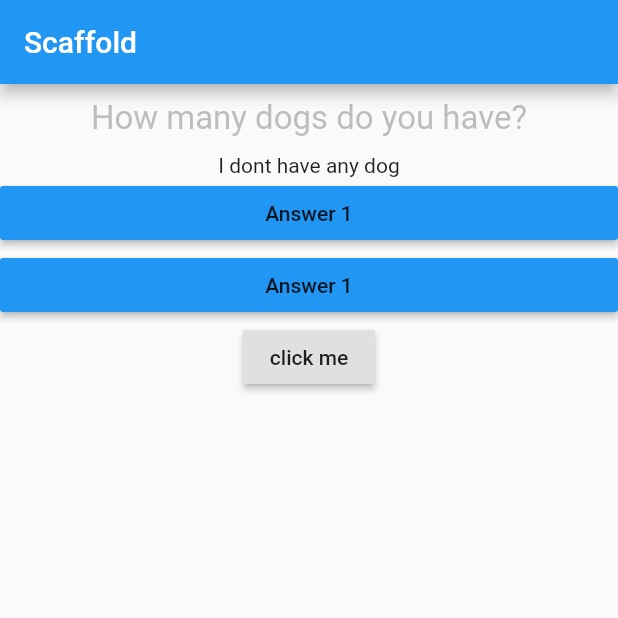
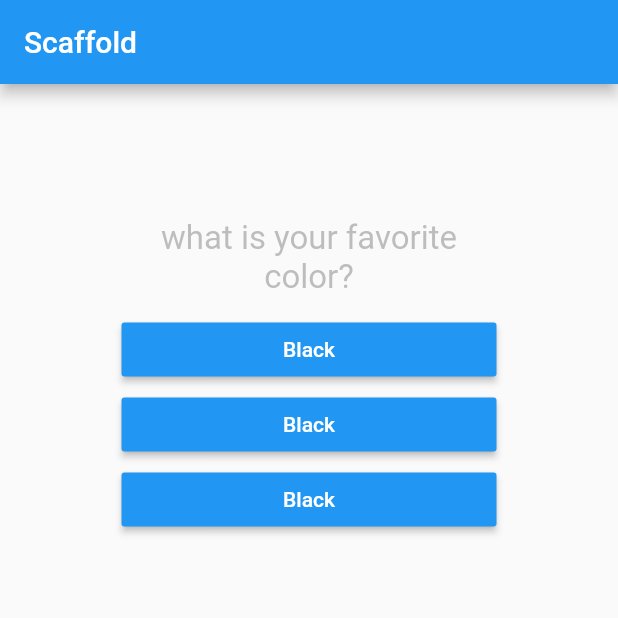
Before and after one commit to basheathini/flutter_complete_guide, a Flutter app: the screen it shows after launch, on a phone screen of 412 x 824 dp, the top half of it. Run offline on Flutter 3.47's test engine with Material 2 defaults, Android fonts, the phone set to English and light mode, and no system bars.

Commit message:
initial push
layouts

```diff
--- a/lib/answer.dart
+++ b/lib/answer.dart
@@ -1,18 +1,22 @@
 import 'package:flutter/material.dart';
 
 class Answer extends StatelessWidget {
+
   final Function handler;
+  final String answer;
 
-  Answer(this.handler);
+  Answer(this.handler, this.answer);
 
   @override
   Widget build(BuildContext context) {
     return Container(
       width: double.infinity,
+      margin: EdgeInsets.all(1),
       child: RaisedButton(
         onPressed: handler,
         color: Colors.blue,
-        child: Text("Answer 1"),
+        textColor: Colors.white,
+        child: Text(answer),
       ),
     );
   }
--- a/lib/main.dart
+++ b/lib/main.dart
@@ -13,7 +13,7 @@ class MyApp extends StatefulWidget {
 }
 
 class _MyAppState extends State<MyApp> {
-  var _index = 1;
+  var _index = 0;
 
   void _answerQuestion() {
     setState(() {
@@ -24,29 +24,36 @@ class _MyAppState extends State<MyApp> {
 
   @override
   Widget build(BuildContext context) {
-    var questions = [
-      'what is your favorite color?',
-      'How many dogs do you have?',
-      'where do you live?'
-    ];
-    var answers = ['Red', 'I dont have any dog', 'I live at Rosebank'];
+
+//    var isTrue = false;
+//
+//    //isTrue ? print('base') : print('athini');
+//
+//    isTrue? print('true') : print('false');
+
+    final questions = [
+      {'question' : 'what is your favorite color?', 'answer' : ['Black', 'Black', 'Black']},
+      {'question' : 'How many dogs do you have?', 'answer' : ['1', '2', '3']},
+      {'question' : 'where do you live?', 'answer' : ['Port St Johns', 'East London', 'Port Elizabeth', 'Umtata', 'Bisho', 'King William\'s Town', 'Cape Town']}];
 
     return MaterialApp(
       home: Scaffold(
         appBar: AppBar(
           title: Text("Scaffold"),
         ),
-        body: Column(
-          children: <Widget>[
-            Question(questions[_index]),
-            Text(answers[_index]),
-            Answer(_answerQuestion),
-            Answer(_answerQuestion),
-            RaisedButton(
-              child: Text('click me'),
-              onPressed: _answerQuestion,
-            ),
-          ],
+        body: Container(
+          margin: EdgeInsets.all(80),
+          child: Column(
+            children: <Widget>[
+              Question(questions[_index]['question']),
+
+              ...(questions[_index]['answer'] as List<String>)
+                  .map((answer) {
+                return Answer(_answerQuestion, answer);
+              }).toList()
+
+            ],
+          ),
         ),
       ),
     );
```
